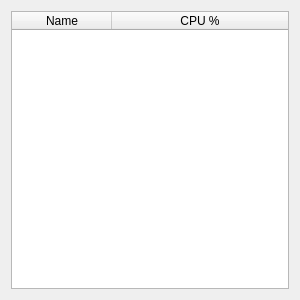
Before: the Qt Designer form ui/tasks.ui in fpoussin/UniTuner, drawn with Qt 5.
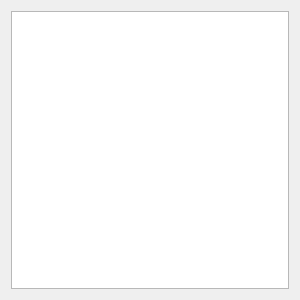
After: the same form once the commit is applied.

```diff
--- a/ui/tasks.ui
+++ b/ui/tasks.ui
@@ -62,7 +62,7 @@
       <bool>false</bool>
      </property>
      <attribute name="horizontalHeaderVisible">
-      <bool>true</bool>
+      <bool>false</bool>
      </attribute>
      <attribute name="horizontalHeaderMinimumSectionSize">
       <number>30</number>
```
